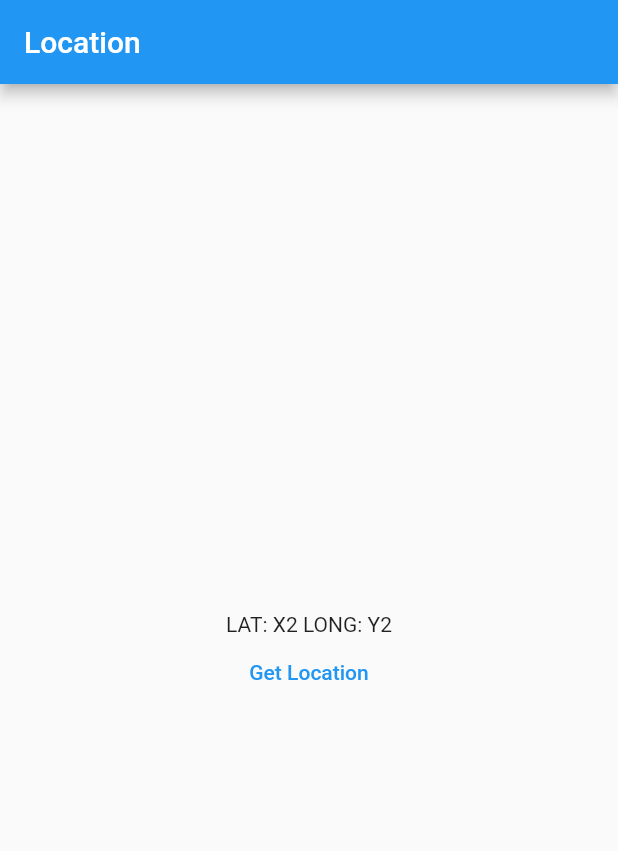
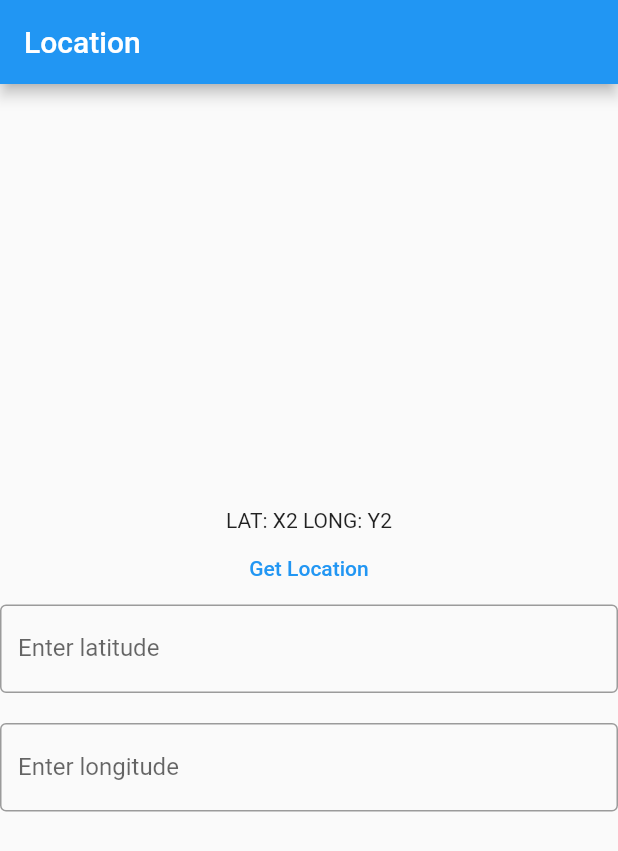
Before and after one commit to leftlyk/Driveguide, a Flutter app: the screen it shows after launch, after a tap on "Get Location", on a phone screen of 412 x 824 dp. Shown: the top 851 px of the screen. Run offline on Flutter 3.47's test engine with Material 2 defaults, Android fonts, the phone set to English and light mode, and no system bars; our stand-ins replace geolocator.

Commit message:
Proximity algorithm. user enters a latitude and a longitude and if these are within the range of +/-1, the program will give a message saying the location is within the user's current location.

```diff
--- a/lib/home_page.dart
+++ b/lib/home_page.dart
@@ -54,6 +54,8 @@ class HomePage extends StatefulWidget {
 class _HomePageState extends State<HomePage> {
   Position? _currentPosition;
   String lat = "X2", ltd = "Y2";
+  String inputLat = "", inputLtd = "";
+
 
   @override
   Widget build(BuildContext context) {
@@ -80,6 +82,25 @@ class _HomePageState extends State<HomePage> {
 
 
               },
+            ),
+            TextField(
+              decoration: InputDecoration(
+                  border: OutlineInputBorder(),
+                  labelText: "Enter latitude"),
+              onChanged: (text) => setState(() {
+                inputLat = text;
+              }),
+            ),
+            SizedBox(
+              height: 20,
+            ),
+            TextField(
+              decoration: InputDecoration(
+                  border: OutlineInputBorder(),
+                  labelText: "Enter longitude"),
+              onChanged: (text) => setState(() {
+                inputLtd = text;
+              }),
             ),
           ],
         ),
@@ -115,14 +136,15 @@ class _HomePageState extends State<HomePage> {
   _getLocationProximity() {
 
     var latNum = double.parse(lat), ltdNum = double.parse(ltd);
+    var userLat = double.parse(inputLat), userLtd = double.parse(inputLtd);
 
-    if((latNum >= -44 && latNum <= -42)
-    && (ltdNum >= 172 && ltdNum <= 173)
+    if((latNum >= (userLat - 1) && latNum <= (userLat + 1))
+    && (ltdNum >= (userLtd - 1) && ltdNum <= (userLtd + 1))
     ) {
       print("You're within proximity of CBHS!");
 
     } else {
-      print("You ain't close bruh.");
+      print("You're not within proximity of CBHS.");
     }
   }
 
```
